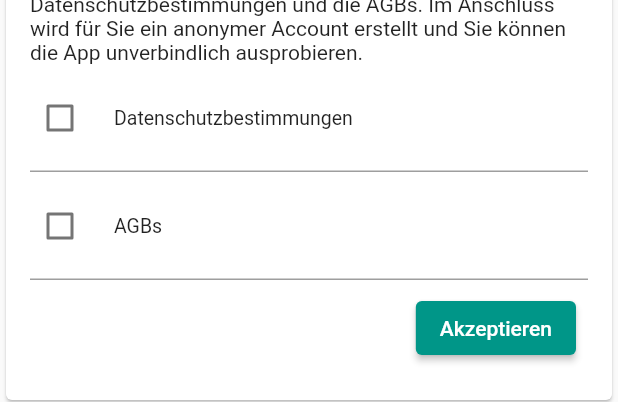
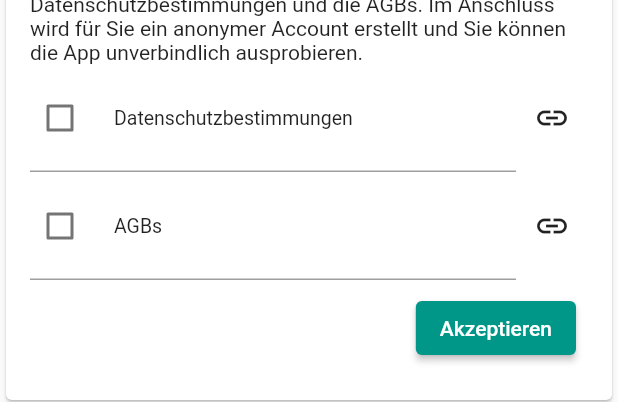
Before and after one commit to grundid/company-man, a Flutter app: the _AnonSignInWidget widget shown alone on an empty page, opened directly with empty values, on a phone screen of 412 x 824 dp. Shown: the part 182-584 px from the top of the screen. Run offline on Flutter 3.47's test engine with Material 2 defaults, Android fonts, the phone set to English and light mode, and no system bars; drawn by our look-alikes of flutter_form_builder; our stand-ins replace bloc, cloud_firestore, connectivity_plus, csv, firebase_auth, firebase_core and 7 more; missing offline and left inert: flutterfire_ui, universal_html; accounts and stored records are empty; generated files the repository leaves out were written again.

Commit message:
added links to agb #19

```diff
--- a/lib/auth/sign_in_widget.dart
+++ b/lib/auth/sign_in_widget.dart
@@ -1,6 +1,7 @@
 import 'package:flutter/material.dart';
 import 'package:flutter_form_builder/flutter_form_builder.dart';
 import 'package:form_builder_validators/form_builder_validators.dart';
+import 'package:url_launcher/url_launcher.dart';
 
 class SignInWidget extends StatelessWidget {
   final Function onSignIn;
@@ -106,7 +107,10 @@ class _AnonSignInWidget extends StatelessWidget {
               Text(
                   "Um Fortzufahren akzeptieren Sie bitte die Datenschutzbestimmungen und die AGBs. "
                   "Im Anschluss wird für Sie ein anonymer Account erstellt und Sie können die App unverbindlich ausprobieren."),
-              FormBuilderCheckbox(
+              Row(
+                children: [
+                  Expanded(
+                    child: FormBuilderCheckbox(
                       name: "privacy",
                       initialValue: false,
                       title: Text("Datenschutzbestimmungen"),
@@ -119,7 +123,20 @@ class _AnonSignInWidget extends StatelessWidget {
                         }
                       },
                     ),
-              FormBuilderCheckbox(
+                  ),
+                  IconButton(
+                      onPressed: () async {
+                        if (await canLaunch("https://grundid.de/privacy")) {
+                          launch("https://grundid.de/privacy");
+                        }
+                      },
+                      icon: Icon(Icons.link))
+                ],
+              ),
+              Row(
+                children: [
+                  Expanded(
+                    child: FormBuilderCheckbox(
                       name: "terms",
                       initialValue: false,
                       title: Text("AGBs"),
@@ -131,6 +148,18 @@ class _AnonSignInWidget extends StatelessWidget {
                           return null;
                         }
                       },
+                    ),
+                  ),
+                  IconButton(
+                      onPressed: () async {
+                        if (await canLaunch(
+                            "https://grundid.de/agb-smallbusiness-beta.html")) {
+                          launch(
+                              "https://grundid.de/agb-smallbusiness-beta.html");
+                        }
+                      },
+                      icon: Icon(Icons.link))
+                ],
               ),
               ButtonBar(
                 children: [
--- a/pubspec.yaml
+++ b/pubspec.yaml
@@ -59,6 +59,7 @@ dependencies:
   csv: ^5.0.1
   universal_html: ^2.0.8
   firebase_messaging: ^11.2.5
+  url_launcher: ^6.0.18
 
 dependency_overrides:
   flutter_form_builder:
```
Also changed, not shown: pubspec.lock, 2 other files. Lines whose indentation alone changed are shown as unchanged.
